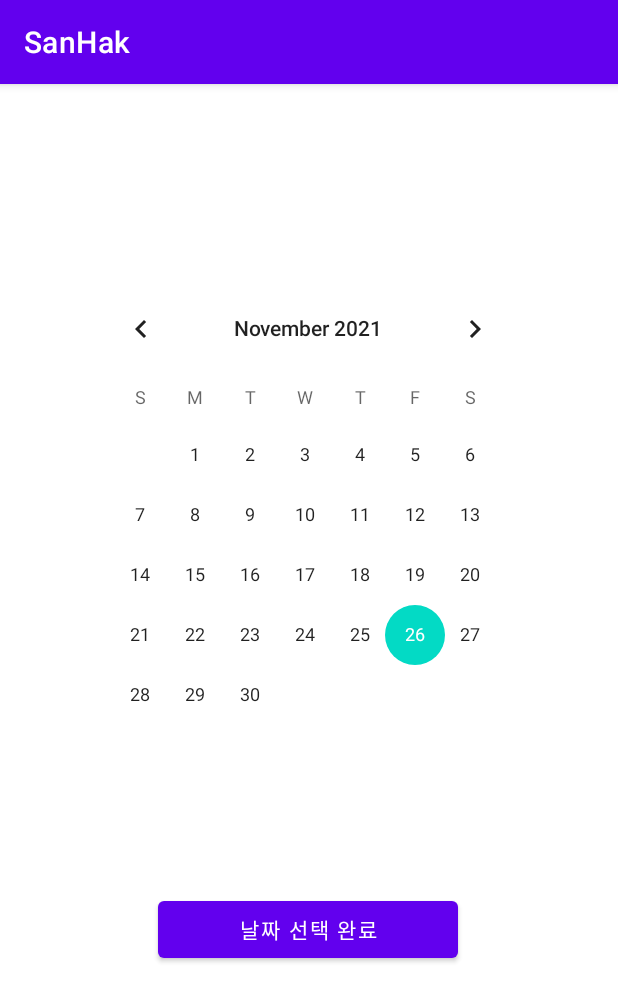
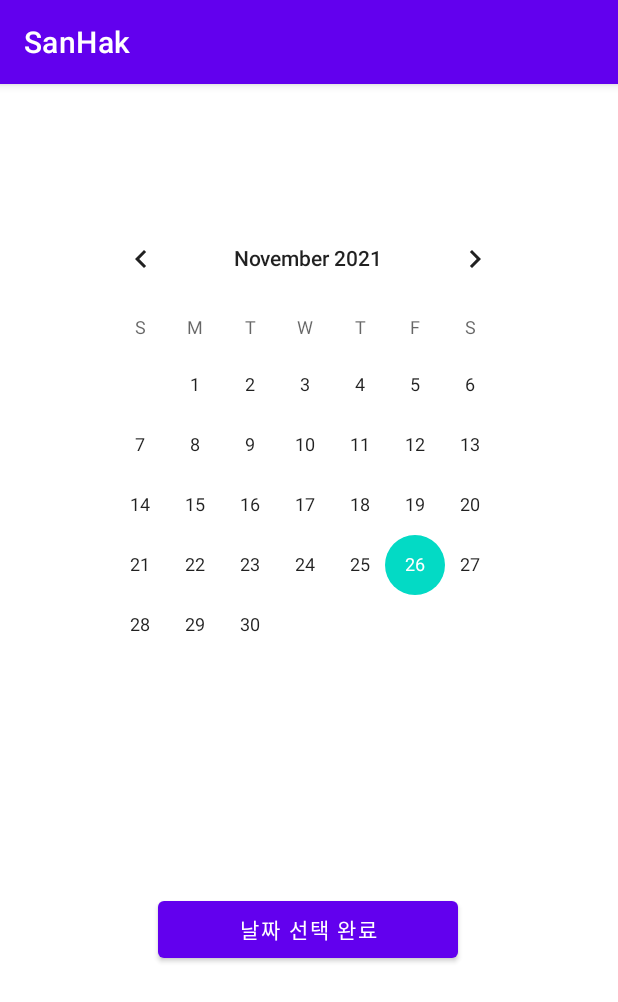
Before and after one commit to woojin0415/RestTeam, an Android app: the page3Activity screen opened directly, with no data from a screen before it, on a phone screen of 412 x 824 dp. Shown: the top 1002 px of the screen. Run offline under Robolectric (Android 15) with nearby library versions, the phone set to English and light mode, and no system bars; 2 statements that could not run were skipped.

Commit message:
Update page3.xml
달력 위치 조정

```diff
--- a/SanHak/app/src/main/res/layout/page3.xml
+++ b/SanHak/app/src/main/res/layout/page3.xml
@@ -16,7 +16,7 @@
         app:layout_constraintRight_toRightOf="parent"
 
         app:layout_constraintTop_toTopOf="parent"
-        app:layout_constraintVertical_bias="0.276" />
+        app:layout_constraintVertical_bias="0.176" />
 
     <Button
         android:id="@+id/bt_3page"
```
